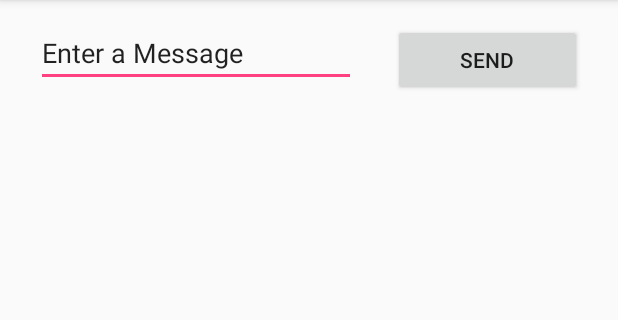
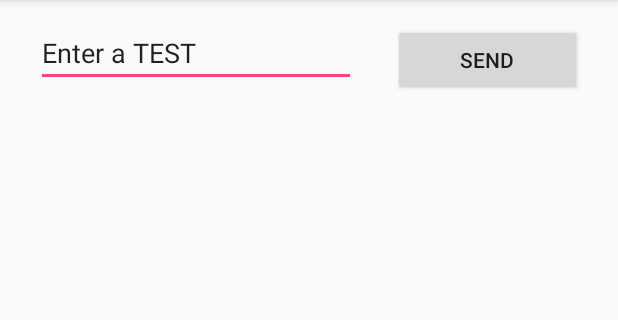
Before and after one commit to eggmatters/locator-app, an Android app: the screen it shows after launch (MainActivity), on a phone screen of 412 x 824 dp, the part 84-404 px from its top. Run offline under Robolectric (Android 15) with nearby library versions, the phone set to English and light mode, and no system bars.

Commit message:
moving away from app

```diff
--- a/locatorapp/app/src/main/java/com/eggmatters/locator_app/MainActivity.java
+++ b/locatorapp/app/src/main/java/com/eggmatters/locator_app/MainActivity.java
@@ -8,7 +8,7 @@ import android.widget.EditText;
 
 public class MainActivity extends AppCompatActivity {
     public static final String EXTRA_MESSAGE = "com.eggmatters.locator_app.MESSAGE";
-    public static final String EGGMATTERS_COM = "http://10.0.2.2:80";
+    public static final String EGGMATTERS_COM = "http://172.18.0.4:3000";
 
     @Override
     protected void onCreate(Bundle savedInstanceState) {
--- a/locatorapp/app/src/main/res/values/strings.xml
+++ b/locatorapp/app/src/main/res/values/strings.xml
@@ -1,5 +1,5 @@
 <resources>
     <string name="app_name">locator-app</string>
-    <string name="edit_message">Enter a Message</string>
+    <string name="edit_message">Enter a TEST</string>
     <string name="button_send">Send</string>
 </resources>
```
Also changed, not shown: locatorapp/app/src/main/java/com/eggmatters/locator_app/DisplayMessageActivity.java (+7 -3 lines), locatorapp/gradle/wrapper/gradle-wrapper.properties, 2 other files.
